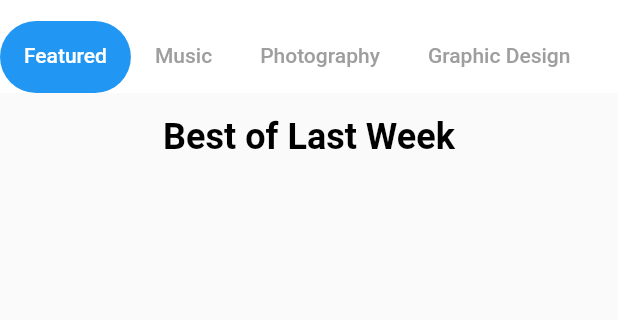
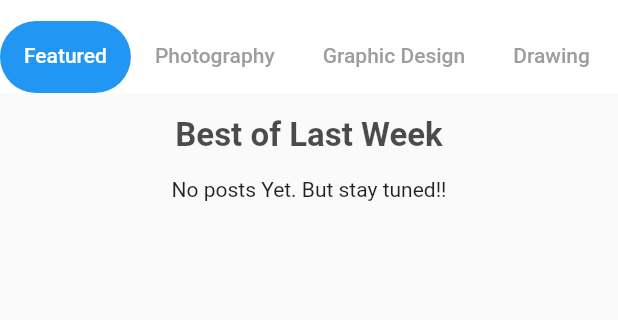
Before and after one commit to Nady-A/Grad_project, a Flutter app: the Featured screen opened directly, after a tap on the "menu" icon, after a tap on the "search" icon, on a phone screen of 412 x 824 dp, the part 63-383 px from its top. Run offline on Flutter 3.47's test engine with Material 2 defaults, Android fonts, the phone set to English and light mode, and no system bars; our stand-ins replace cloud_firestore, file_picker, firebase_auth, firebase_storage, shared_preferences; accounts and stored records are empty; network calls fail.

Commit message:
Featured & Add updates
Finalized Featured tab and removed music form Add

```diff
--- a/lib/screens/add/add.dart
+++ b/lib/screens/add/add.dart
@@ -46,14 +46,12 @@ class AddBody extends StatefulWidget {
 
 class _AddBodyState extends State<AddBody> {
   List<String> categories = [
-    'Music',
     'Photography',
     'Graphic Design',
-    'Sports',
+    'Drawing',
     'Crafts',
-    'Acting',
   ];
-  String selectedCategory = 'Music';
+  String selectedCategory = 'Photography';
   List<File> pickedFiles = [];
   List<String> tags = [];
   List<List<String>> coAuthors = [];
@@ -172,10 +170,10 @@ class _AddBodyState extends State<AddBody> {
                 onPressed: () async {
                   FileType type;
                   if (selectedCategory == 'Music') {
-                    type = FileType.AUDIO
+                    type = FileType.audio
                     ;
                   } else {
-                    type = FileType.IMAGE;
+                    type = FileType.image;
                   }
 
                   List<File> x = await FilePicker.getMultiFile(type: type);
--- a/lib/screens/featured/featured.dart
+++ b/lib/screens/featured/featured.dart
@@ -13,9 +13,15 @@ class Featured extends StatefulWidget {
 
 class _FeaturedState extends State<Featured> {
   var _scaffoldKey = new GlobalKey<ScaffoldState>();
+  static DateTime today = new DateTime.now();
+  DateTime lastWeek = today.subtract(new Duration(days: 7));
 
   bool _loadingDone = false;
-  var posts = [];
+  var postsFeatured = [];
+  var postsPhotography = [];
+  var postsGraphicDesign = [];
+  var postsDrawing = [];
+  var postsCrafts = [];
   var userId;
 
   @override
@@ -27,26 +33,68 @@ class _FeaturedState extends State<Featured> {
 
     Firestore _db = Firestore.instance;
     await FirebaseAuth.instance.currentUser().then((res) => userId = res.uid);
-    var aggregateFetchedPosts = [];
-    var following = await _db
-        .collection('users')
-        .document(userId)
-        .collection('following')
-        .getDocuments();
-    for (var f in following.documents) {
-      print(f.documentID);
-      await _db
+    var aggregateFetchedFeaturedPosts = [];
+    var aggregateFetchedPhotographyPosts = [];
+    var aggregateFetchedGraphicDesignPosts = [];
+    var aggregateFetchedDrawingPosts = [];
+    var aggregateFetchedCraftsPosts = [];
+    var featured = await _db
     .collection('posts')
-          .where('user_id', arrayContains: f.documentID)
-          .orderBy('created_at', descending: true)
+    .where('category', isEqualTo: 'Photography')
+    .orderBy('likes',descending: true)
     .limit(10)
     .getDocuments()
-          .then((fetchedUserPosts) {
+    .then((fetchedUserPosts){
       for (var post in fetchedUserPosts.documents)
-          aggregateFetchedPosts.add(post);
+          aggregateFetchedFeaturedPosts.add(post);
+      print(aggregateFetchedFeaturedPosts);
+    }
+    );
+    var photograph = await _db
+        .collection('posts')
+        .where('category',isEqualTo: 'Photography')
+        .orderBy('likes',descending: true)
+        .limit(10)
+        .getDocuments()
+        .then((fetchedUserPosts){
+      for (var postP in fetchedUserPosts.documents)
+        aggregateFetchedPhotographyPosts.add(postP);
     });
-    }
-    posts = aggregateFetchedPosts;
+    var graphicDesign = await _db
+        .collection('posts')
+        .where('category',isEqualTo: 'Graphic Design')
+        .orderBy('likes',descending: true)
+        .limit(10)
+        .getDocuments()
+        .then((fetchedUserPosts){
+      for (var post in fetchedUserPosts.documents)
+        aggregateFetchedGraphicDesignPosts.add(post);
+    });
+    var Drawing = await _db
+        .collection('posts')
+        .where('category',isEqualTo: 'Drawing')
+        .orderBy('likes',descending: true)
+        .limit(10)
+        .getDocuments()
+        .then((fetchedUserPosts){
+      for (var post in fetchedUserPosts.documents)
+        aggregateFetchedDrawingPosts.add(post);
+    });
+    var crafts = await _db
+        .collection('posts')
+        .where('category',isEqualTo: 'Crafts')
+        .orderBy('likes',descending: true)
+        .limit(10)
+        .getDocuments()
+        .then((fetchedUserPosts){
+      for (var post in fetchedUserPosts.documents)
+        aggregateFetchedCraftsPosts.add(post);
+    });
+    postsFeatured = aggregateFetchedFeaturedPosts;
+    postsPhotography = aggregateFetchedPhotographyPosts;
+    postsGraphicDesign = aggregateFetchedGraphicDesignPosts;
+    postsDrawing = aggregateFetchedDrawingPosts;
+    postsCrafts = aggregateFetchedCraftsPosts;
     setState(() {
       _loadingDone = true;
     });
@@ -56,7 +104,7 @@ class _FeaturedState extends State<Featured> {
   @override
   Widget build(BuildContext context) {
     return DefaultTabController(
-        length: 6,
+        length: 5,
         child: Scaffold(
           key: _scaffoldKey,
           drawer: new AppDrawer(),
@@ -109,12 +157,6 @@ class _FeaturedState extends State<Featured> {
                   Tab(
                     child: Align(
                       alignment: Alignment.center,
-                      child: Text("Music"),
-                    ),
-                  ),
-                  Tab(
-                    child: Align(
-                      alignment: Alignment.center,
                       child: Text("Photography"),
                     ),
                   ),
@@ -146,76 +188,166 @@ class _FeaturedState extends State<Featured> {
                     Container(
                       margin: EdgeInsets.all(15.0) ,
                       child: Text("Best of Last Week",
-                        style: AppTextStyles.appBarTitle,
+                        textAlign: TextAlign.start,
+                        style: AppTextStyles.homeHeading,
                       ),
                     ),
-                   ///featured tab here
+                    postsFeatured.isEmpty
+                      ? Center (
+                        child: Text('No posts Yet. But stay tuned!!'),
+                    )
+                        : _loadingDone
+                        ? Column(
+                      children: postsFeatured.map((post) {
+                        return Post(
+                          post: post,
+                          uid: userId,
+                        );
+                      }).toList(),
+                    )
+                        : Center(
+                      child: Padding(
+                        padding: const EdgeInsets.all(15.0),
+                        child: CircularProgressIndicator(),
+                      ),
+                    )
                   ],
                 ),
               ),
               Center(
-                  child: Column(
-                    children: <Widget>[
-                      Container(
-                        margin: EdgeInsets.all(15.0) ,
-                        child: Text("Music",
-                          style: AppTextStyles.appBarTitle,
-                        ),
-                      ),
-                      ///Music tab here
-                    ],
-                  )
-               ),
-              Center(
+                  child: SingleChildScrollView(
                     child: Column(
                       children: <Widget>[
                         Container(
                           margin: EdgeInsets.all(15.0) ,
                           child: Text("Photography",
-                          style: AppTextStyles.appBarTitle,
+                            textAlign: TextAlign.start,
+                            style: AppTextStyles.homeHeading,
                           ),
                         ),
-                      ///Photography tab here
+                        postsPhotography.isEmpty
+                            ? Center (
+                          child: Text('No posts Yet. But stay tuned!!'),
+                        )
+                            : _loadingDone
+                            ? Column(
+                          children: postsPhotography.map((post) {
+                            return Post(
+                              post: post,
+                              uid: userId,
+                            );
+                          }).toList(),
+                        )
+                            : Center(
+                          child: Padding(
+                            padding: const EdgeInsets.all(15.0),
+                            child: CircularProgressIndicator(),
+                          ),
+                        )
                       ],
+                    ),
                   )
               ),
               Center(
+                  child: SingleChildScrollView(
                     child: Column(
                       children: <Widget>[
                         Container(
                           margin: EdgeInsets.all(15.0) ,
                           child: Text("Graphic Design",
-                          style: AppTextStyles.appBarTitle,
+                            textAlign: TextAlign.start,
+                            style: AppTextStyles.homeHeading,
                           ),
                         ),
-                      ///Graphic Design tab here
+                        postsGraphicDesign.isEmpty
+                            ? Center (
+                          child: Text('No posts Yet. But stay tuned!!'),
+                        )
+                            : _loadingDone
+                            ? Column(
+                          children: postsGraphicDesign.map((post) {
+                            return Post(
+                              post: post,
+                              uid: userId,
+                            );
+                          }).toList(),
+                        )
+                            : Center(
+                          child: Padding(
+                            padding: const EdgeInsets.all(15.0),
+                            child: CircularProgressIndicator(),
+                          ),
+                        )
                       ],
+                    ),
                   )
               ),
               Center(
+                  child: SingleChildScrollView(
                     child: Column(
                       children: <Widget>[
                         Container(
                           margin: EdgeInsets.all(15.0) ,
                           child: Text("Drawing",
-                          style: AppTextStyles.appBarTitle,
+                            textAlign: TextAlign.start,
+                            style: AppTextStyles.homeHeading,
                           ),
                         ),
-                      ///Drawing tab here
+                        postsDrawing.isEmpty
+                            ? Center (
+                          child: Text('No posts Yet. But stay tuned!!'),
+                        )
+                            : _loadingDone
+                            ? Column(
+                          children: postsDrawing.map((post) {
+                            return Post(
+                              post: post,
+                              uid: userId,
+                            );
+                          }).toList(),
+                        )
+                            : Center(
+                          child: Padding(
+                            padding: const EdgeInsets.all(15.0),
+                            child: CircularProgressIndicator(),
+                          ),
+                        )
                       ],
+                    ),
                   )
               ),
               Center(
+                  child: SingleChildScrollView(
                     child: Column(
                       children: <Widget>[
                         Container(
                           margin: EdgeInsets.all(15.0) ,
                           child: Text("Crafts",
-                          style: AppTextStyles.appBarTitle,
+                            textAlign: TextAlign.start,
+                            style: AppTextStyles.homeHeading,
                           ),
                         ),
-                      ///Crafts tab here
+                        postsCrafts.isEmpty
+                            ? Center (
+                          child: Text('No posts Yet. But stay tuned!!'),
+                        )
+                            : _loadingDone
+                            ? Column(
+                          children: postsCrafts.map((post) {
+                            return Post(
+                              post: post,
+                              uid: userId,
+                            );
+                          }).toList(),
+                        )
+                            : Center(
+                          child: Padding(
+                            padding: const EdgeInsets.all(15.0),
+                            child: CircularProgressIndicator(),
+                          ),
+                        )
                       ],
+                    ),
                   )
               ),
             ],
@@ -224,93 +356,3 @@ class _FeaturedState extends State<Featured> {
     );
   }
 }
-//class Post extends StatelessWidget {
-//  //Post({this.post});
-//
-//  //final DocumentSnapshot post;
-//  @override
-//  Widget build(BuildContext context) {
-//    Size x = MediaQuery.of(context).size;
-//    return GestureDetector(
-//      onTap: (){
-//        return showDialog(
-//            context: context,
-//            builder: (context){
-//              return AlertDialog(
-//                title: Text('TODO: POST PAGE'),
-//                // content: Text('go to post with id: ${post.documentID}'),
-//                actions: <Widget>[
-//                  FlatButton(onPressed: (){Navigator.of(context).pop();}, child: Text('close')),
-//                ],
-//              );
-//            }
-//        );
-//      },
-//      child: Padding(
-//        padding: EdgeInsets.all(8.0),
-//        child: Stack(
-//          alignment: Alignment.center,
-//          children: <Widget>[
-//            Container(
-//              margin: EdgeInsets.symmetric(horizontal: 10),
-//              height: x.height / 4,
-//              decoration: BoxDecoration(
-//                borderRadius: BorderRadius.circular(15),
-//                color: Colors.grey,
-//                image: DecorationImage(
-//                  image: NetworkImage("https://i.gyazo.com/8ed3f03ef359007c5d8e3fda87e182b4.png"),
-//                  fit: BoxFit.cover,
-//                ),
-//              ),
-//              foregroundDecoration: BoxDecoration(
-//                borderRadius: BorderRadius.circular(15),
-//                gradient: LinearGradient(
-//                  colors: [Colors.black, Colors.transparent],
-//                  begin: Alignment.bottomCenter,
-//                  end: Alignment.topCenter,
-//                ),
-//              ),
-//            ),
-//            Positioned(
-//              top: x.height / 4.75,
-//              left: x.width / 15,
-//              child: Text(
-//                'title',
-//                style: TextStyle(
-//                  color: Colors.white,
-//                  fontSize: 20,
-//                  fontWeight: FontWeight.w500,
-//                ),
-//              ),
-//            ),
-//            Positioned(
-//              top: x.height / 5.25,
-//              right: x.width / 15,
-//              child: IconButton(
-//                onPressed: (){
-//                  return showDialog(
-//                      context: context,
-//                      builder: (context){
-//                        return AlertDialog(
-//                          title: Text('TODO: LIKE'),
-//                          content: Text('add like functionality'),
-//                          actions: <Widget>[
-//                            FlatButton(onPressed: (){Navigator.of(context).pop();}, child: Text('close')),
-//                          ],
-//                        );
-//                      }
-//                  );
-//                },
-//                icon: Icon(
-//                  Icons.favorite_border,
-//                  color: Colors.white,
-//                  size: 25,
-//                ),
-//              ),
-//            ),
-//          ],
-//        ),
-//      ),
-//    );
-//  }
-//}
```
Lines whose indentation alone changed are shown as unchanged.
